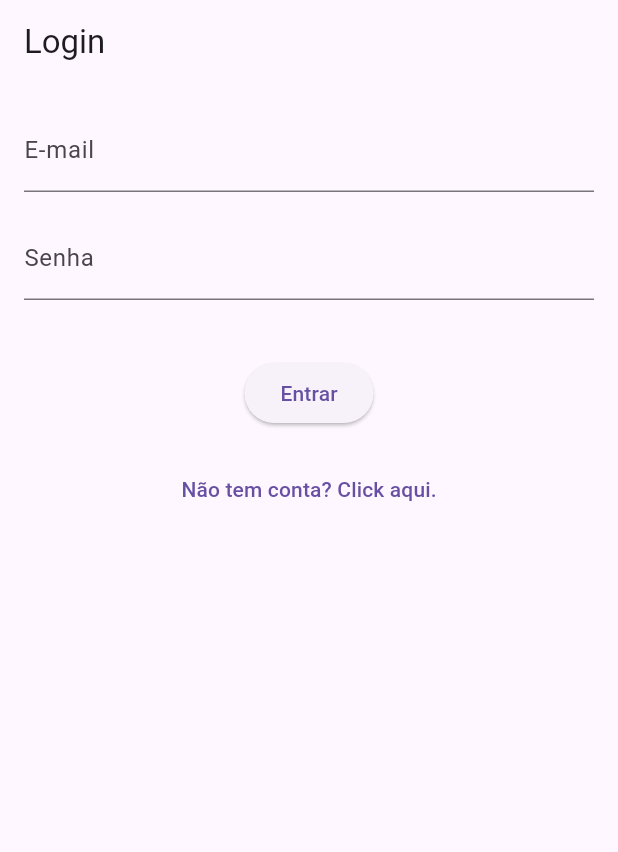
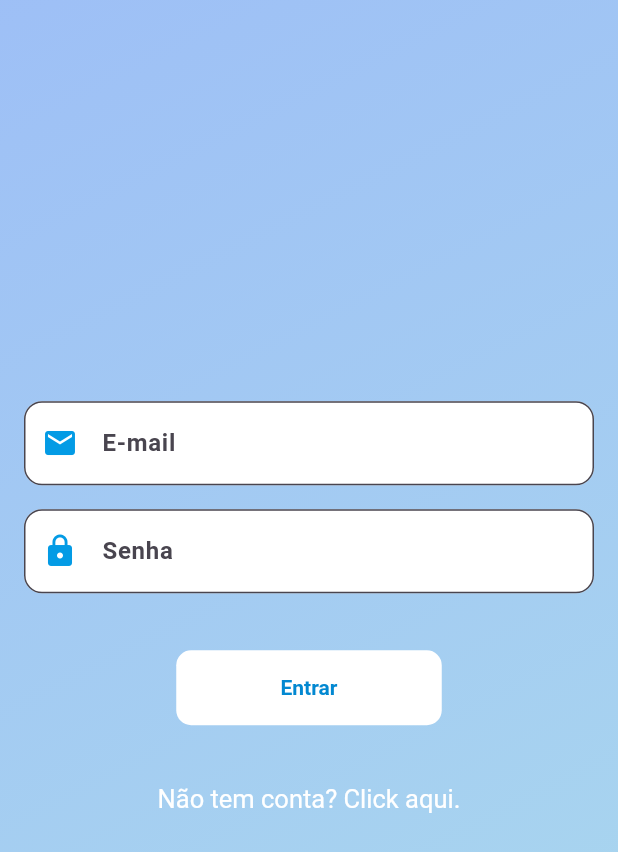
Before and after one commit to Frasato/Delivery_Track_Mobile, a Flutter app: the screen it shows after launch, on a phone screen of 412 x 824 dp. Shown: the top 852 px of the screen. Run offline on Flutter 3.47's test engine with Material 3 defaults, Android fonts, the phone set to English and light mode, and no system bars; our stand-ins replace geolocator, shared_preferences; missing offline and left inert: stomp_dart_client.

Commit message:
:lipstick: feat: Create background gradient

```diff
--- a/lib/pages/login_page.dart
+++ b/lib/pages/login_page.dart
@@ -1,4 +1,7 @@
 import 'package:delivery_track_app/services/api_service.dart';
+import 'package:delivery_track_app/styles/button.dart';
+import 'package:delivery_track_app/styles/text_button_style.dart';
+import 'package:delivery_track_app/widgets/custom_text_form.dart';
 import 'package:flutter/material.dart';
 
 class LoginPage extends StatefulWidget{
@@ -46,39 +49,58 @@ class _LoginPageState extends State<LoginPage>{
 
    @override
    Widget build(BuildContext context){
-    return Scaffold(
-      appBar: AppBar(
-        title: const Text("Login"),
+    return Container(
+      decoration: const BoxDecoration(
+        gradient: LinearGradient(
+          begin: Alignment.topLeft,
+          end: Alignment.bottomRight,
+          colors: [Color.fromARGB(100, 7, 93, 232), Color.fromARGB(100, 40, 161, 209)],
         ),
-      body: Padding(
+      ),
+      child: Scaffold(
+        backgroundColor: Colors.transparent,
+        body: Align(
+          alignment: Alignment.center,
+          child: Padding(
             padding: const EdgeInsets.all(16.0),
             child: Form(
               key: _formKey,
               child: Column(
+                mainAxisSize: MainAxisSize.min,
                 children: [
-              TextFormField(
+                  CustomTextForm(
                     controller: _emailController,
-                decoration: const InputDecoration(labelText: 'E-mail'),
+                    labelText: 'E-mail',
                     validator: (value) => value == null || value.isEmpty ? 'Informe seu email' : null,
+                    icon: Icons.email,
                   ),
                   const SizedBox(height: 16),
-              TextFormField(
+                  CustomTextForm(
                     controller: _passwordController,
-                decoration: const InputDecoration(labelText: 'Senha'),
-                obscureText: true,
-                validator: (value) => value == null || value.isEmpty ? 'Informe sua senha' : null,
+                    labelText: 'Senha',
+                    validator: (value) => value == null || value.isEmpty ? 'Informe a senha' : null,
+                    icon: Icons.lock,
                   ),
                   const SizedBox(height: 38),
-              _isLoading ? const CircularProgressIndicator() : ElevatedButton(onPressed: _login, child: Text('Entrar')),
-              SizedBox(height: 16),
+                  _isLoading ? const CircularProgressIndicator()
+                    :
+                    ElevatedButton(
+                      onPressed: _login,
+                      style: buttonStyle,
+                      child: Text('Entrar')
+                    ),
+                  SizedBox(height: 25),
                   TextButton(
                     onPressed: _toRegister,
+                    style: textButtonStyle,
                     child: const Text('Não tem conta? Click aqui.'),
                   ),
                 ],
               )
             ),
           ),
+        ),
+      ),
     );
    }
 }
```
Lines whose indentation alone changed are shown as unchanged.
